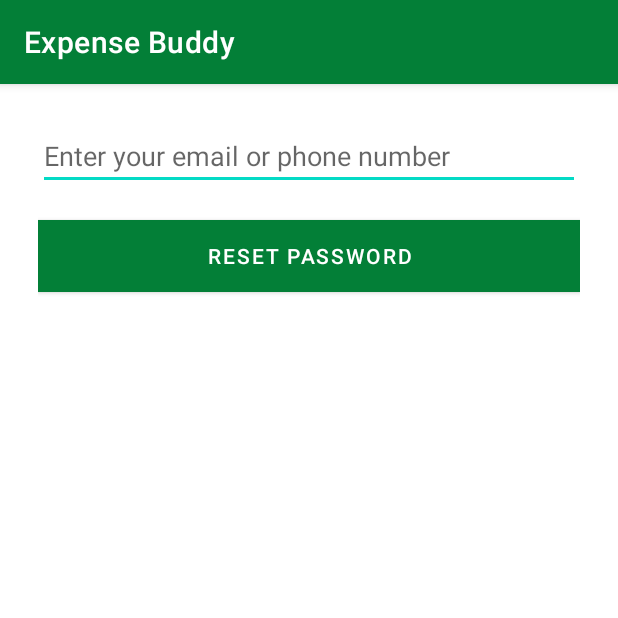
After one commit to vicky7491/Expense_Buddy, an Android app: the ForgotPasswordActivity screen opened directly, with no data from a screen before it, on a phone screen of 412 x 824 dp, the top half of it. The commit adds this screen. Run offline under Robolectric (Android 15) with nearby library versions, the light colour scheme and no system bars; our stand-ins replace Firebase (no records; nobody signed in at launch, a user with empty details on screens opened directly).

Commit message:
added forgot password feature(27-11-24)

```diff
--- a/app/src/main/AndroidManifest.xml
+++ b/app/src/main/AndroidManifest.xml
@@ -14,6 +14,9 @@
         android:supportsRtl="true"
         android:theme="@style/Theme.ExpenseBuddy"
         tools:targetApi="31">
+        <activity
+            android:name=".ForgotPasswordActivity"
+            android:exported="false" />
         <activity
             android:name=".ExpenseActivity"
             android:exported="false" />
--- /dev/null
+++ b/app/src/main/java/dev/nitish/expensebuddy/ForgotPasswordActivity.java
@@ -0,0 +1,55 @@
+package dev.nitish.expensebuddy;
+
+import android.os.Bundle;
+import android.view.View;
+import android.widget.Button;
+import android.widget.EditText;
+import android.widget.Toast;
+
+import androidx.appcompat.app.AppCompatActivity;
+
+import com.google.firebase.auth.FirebaseAuth;
+
+public class ForgotPasswordActivity extends AppCompatActivity {
+    private EditText emailOrPhoneEditText;
+    private Button resetPasswordButton;
+    private FirebaseAuth mAuth;
+
+    @Override
+    protected void onCreate(Bundle savedInstanceState) {
+        super.onCreate(savedInstanceState);
+        setContentView(R.layout.activity_forgot_password);
+
+        // Initialize Firebase Auth
+        mAuth = FirebaseAuth.getInstance();
+
+        emailOrPhoneEditText = findViewById(R.id.emailOrPhoneEditText);
+        resetPasswordButton = findViewById(R.id.resetPasswordButton);
+
+        resetPasswordButton.setOnClickListener(new View.OnClickListener() {
+            @Override
+            public void onClick(View v) {
+                String emailOrPhone = emailOrPhoneEditText.getText().toString().trim();
+
+                if (emailOrPhone.isEmpty()) {
+                    Toast.makeText(ForgotPasswordActivity.this, "Please enter your email or phone number.", Toast.LENGTH_SHORT).show();
+                    return;
+                }
+
+                // Call the reset password function
+                sendPasswordResetRequest(emailOrPhone);
+            }
+        });
+    }
+
+    private void sendPasswordResetRequest(String emailOrPhone) {
+        mAuth.sendPasswordResetEmail(emailOrPhone)
+                .addOnCompleteListener(task -> {
+                    if (task.isSuccessful()) {
+                        Toast.makeText(ForgotPasswordActivity.this, "Password reset email sent.", Toast.LENGTH_SHORT).show();
+                    } else {
+                        Toast.makeText(ForgotPasswordActivity.this, "Failed to send reset email. Try again.", Toast.LENGTH_SHORT).show();
+                    }
+                });
+    }
+}
--- /dev/null
+++ b/app/src/main/res/layout/activity_forgot_password.xml
@@ -0,0 +1,22 @@
+<LinearLayout xmlns:android="http://schemas.android.com/apk/res/android"
+    android:layout_width="match_parent"
+    android:layout_height="match_parent"
+    android:orientation="vertical"
+    android:padding="25dp">
+
+    <EditText
+        android:id="@+id/emailOrPhoneEditText"
+        android:layout_width="match_parent"
+        android:layout_height="wrap_content"
+        android:hint="Enter your email or phone number"
+        android:inputType="textEmailAddress"/>
+
+    <Button
+        android:id="@+id/resetPasswordButton"
+        android:layout_width="match_parent"
+        android:layout_height="wrap_content"
+        android:text="Reset Password"
+        android:background="#037F37"
+        android:textColor="#fff"
+        android:layout_marginTop="20dp" />
+</LinearLayout>
```
Also changed, not shown: app/src/main/java/dev/nitish/expensebuddy/Dashboard.java (+45 -18 lines), app/src/main/java/dev/nitish/expensebuddy/Loginpage.java (+26 -27 lines), app/src/main/res/layout/activity_dashboard.xml (+33 -24 lines), app/src/main/res/layout/activity_loginpage.xml (+15 -21 lines), app/src/main/res/layout/activity_sign_up.xml (+16 -21 lines).
